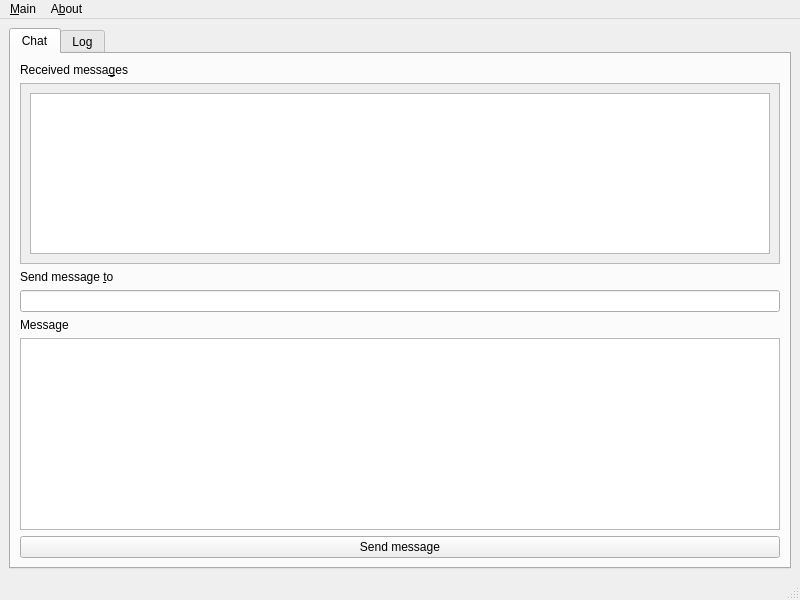
Above: distributed-chat/main.ui from pklejch/distributed-chat before the change. Below: the same form after it.
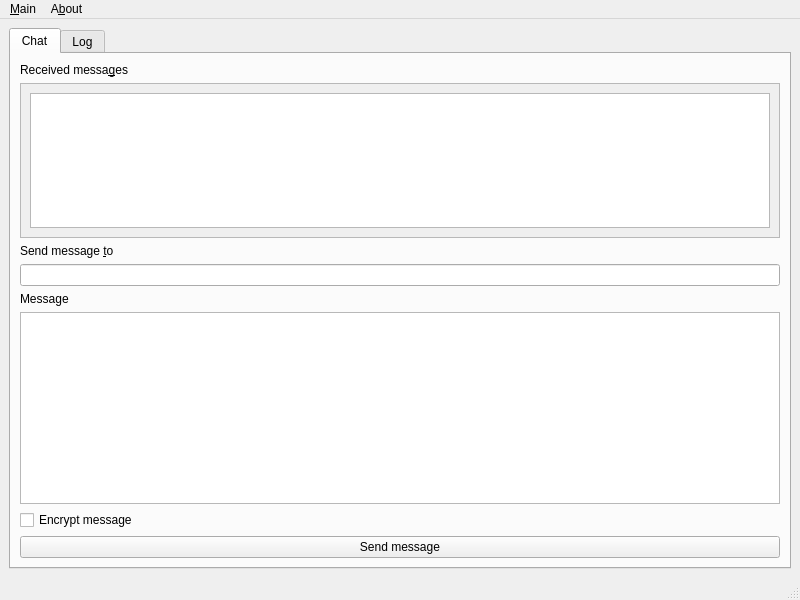
That is the form after the change.

Commit message: Added documentation. Added option to send encrypted messages.

Diff of the .ui file:
```diff
--- a/distributed-chat/main.ui
+++ b/distributed-chat/main.ui
@@ -58,7 +58,7 @@
              <x>0</x>
              <y>0</y>
              <width>758</width>
-             <height>149</height>
+             <height>121</height>
             </rect>
            </property>
            <layout class="QGridLayout" name="gridLayout">
@@ -115,6 +115,13 @@
           </property>
          </widget>
         </item>
+        <item>
+         <widget class="QCheckBox" name="chck_encrypt">
+          <property name="text">
+           <string>Encrypt message</string>
+          </property>
+         </widget>
+        </item>
         <item>
          <widget class="QPushButton" name="button_send">
           <property name="sizePolicy">
```
The commit also changes 9 other files.
